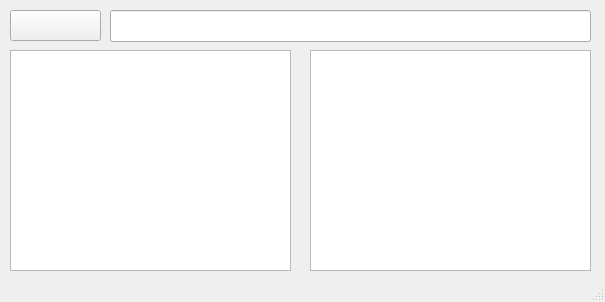
First picture: the form in Dictionary/mainwindow.ui, repository charles-carlson/SD-Dictionary, before the edit.
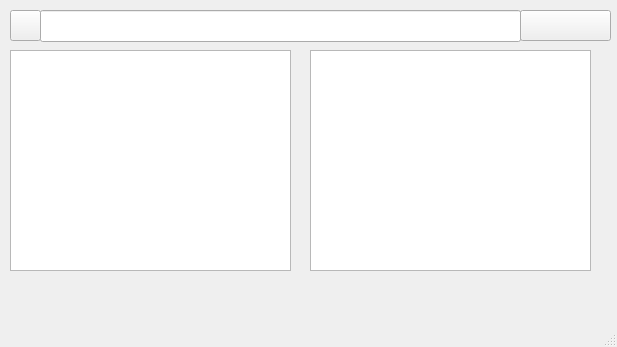
Second picture: the form after the edit.

The edit to the form file:
```diff
--- a/Dictionary/mainwindow.ui
+++ b/Dictionary/mainwindow.ui
@@ -6,8 +6,8 @@
    <rect>
     <x>0</x>
     <y>0</y>
-    <width>605</width>
-    <height>302</height>
+    <width>617</width>
+    <height>347</height>
    </rect>
   </property>
   <property name="windowTitle">
@@ -17,7 +17,7 @@
    <widget class="QPushButton" name="pushButton">
     <property name="geometry">
      <rect>
-      <x>10</x>
+      <x>520</x>
       <y>10</y>
       <width>91</width>
       <height>31</height>
@@ -33,7 +33,7 @@
    <widget class="QLineEdit" name="lineEdit">
     <property name="geometry">
      <rect>
-      <x>110</x>
+      <x>40</x>
       <y>10</y>
       <width>481</width>
       <height>32</height>
@@ -60,6 +60,19 @@
      </rect>
     </property>
    </widget>
+   <widget class="QToolButton" name="toolButton">
+    <property name="geometry">
+     <rect>
+      <x>10</x>
+      <y>10</y>
+      <width>31</width>
+      <height>31</height>
+     </rect>
+    </property>
+    <property name="text">
+     <string/>
+    </property>
+   </widget>
   </widget>
   <widget class="QStatusBar" name="statusBar"/>
  </widget>
```
